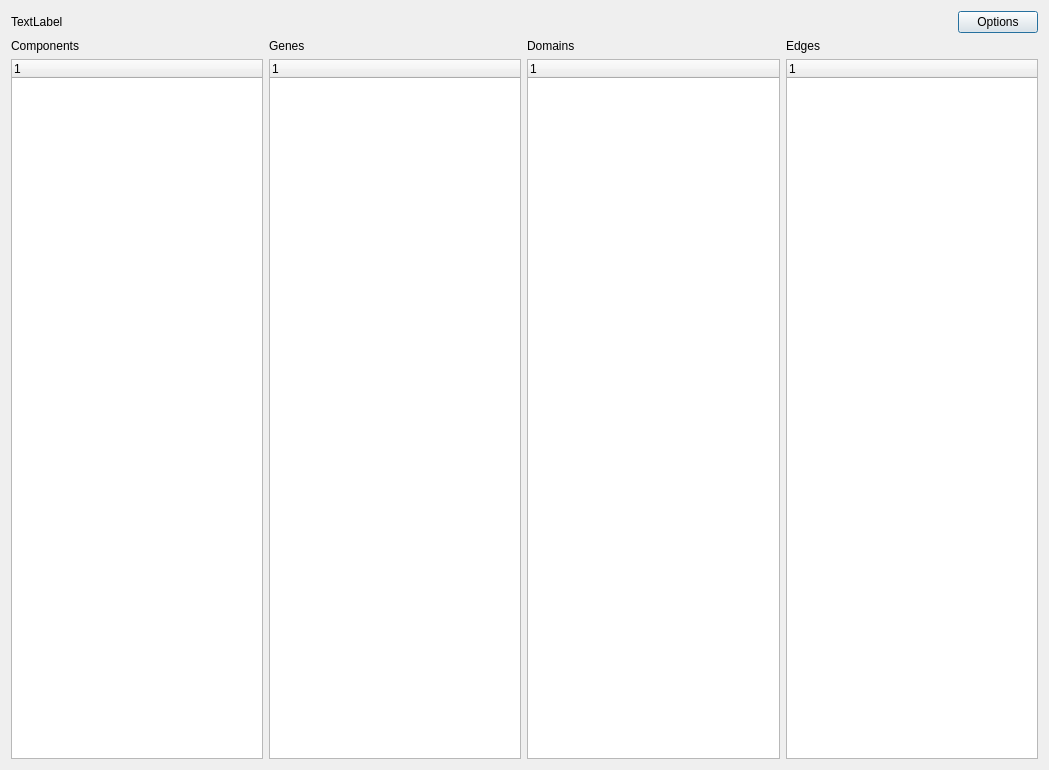
Above: groot/frontends/gui/forms/designer/frm_selection_list_designer.ui from JMcInerneyLab/groot before the change. Below: the same form after it.
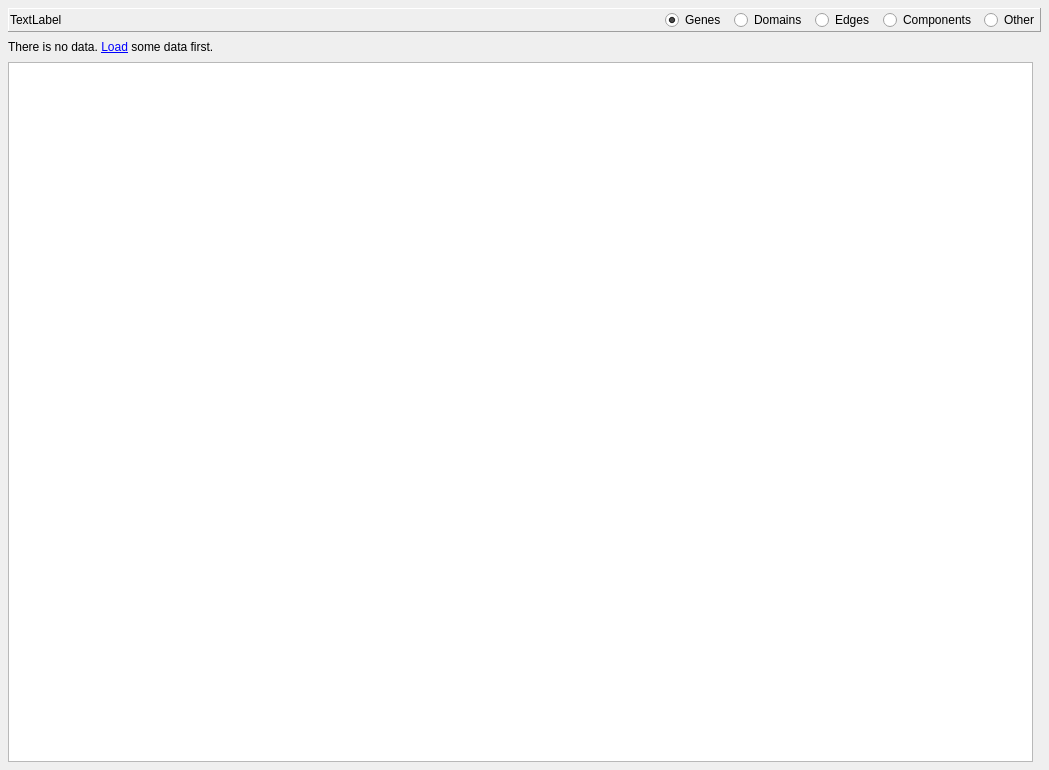
That is the form after the change.

```diff
--- a/groot/frontends/gui/forms/designer/frm_selection_list_designer.ui
+++ b/groot/frontends/gui/forms/designer/frm_selection_list_designer.ui
@@ -14,8 +14,45 @@
    <string>Dialog</string>
   </property>
   <layout class="QGridLayout" name="gridLayout">
-   <item row="0" column="0" colspan="4">
+   <property name="leftMargin">
+    <number>8</number>
+   </property>
+   <property name="topMargin">
+    <number>8</number>
+   </property>
+   <property name="rightMargin">
+    <number>8</number>
+   </property>
+   <property name="bottomMargin">
+    <number>8</number>
+   </property>
+   <property name="spacing">
+    <number>8</number>
+   </property>
+   <item row="0" column="0" colspan="2">
+    <widget class="QFrame" name="frame">
+     <property name="frameShape">
+      <enum>QFrame::Panel</enum>
+     </property>
+     <property name="frameShadow">
+      <enum>QFrame::Raised</enum>
+     </property>
     <layout class="QHBoxLayout" name="horizontalLayout_22">
+      <property name="spacing">
+       <number>8</number>
+      </property>
+      <property name="leftMargin">
+       <number>1</number>
+      </property>
+      <property name="topMargin">
+       <number>1</number>
+      </property>
+      <property name="rightMargin">
+       <number>1</number>
+      </property>
+      <property name="bottomMargin">
+       <number>1</number>
+      </property>
      <item>
       <widget class="QLabel" name="label_28">
        <property name="sizePolicy">
@@ -33,80 +70,51 @@
       </widget>
      </item>
      <item>
-      <widget class="QPushButton" name="pushButton_33">
-       <property name="text">
-        <string>Options</string>
-       </property>
-      </widget>
-     </item>
-    </layout>
-   </item>
-   <item row="1" column="0">
-    <widget class="QLabel" name="label_3">
-     <property name="sizePolicy">
-      <sizepolicy hsizetype="Expanding" vsizetype="Preferred">
-       <horstretch>0</horstretch>
-       <verstretch>0</verstretch>
-      </sizepolicy>
-     </property>
-     <property name="text">
-      <string>Components</string>
-     </property>
-     <property name="style" stdset="0">
-      <string>subheading</string>
-     </property>
-    </widget>
-   </item>
-   <item row="1" column="1">
-    <widget class="QLabel" name="label_23">
-     <property name="sizePolicy">
-      <sizepolicy hsizetype="Expanding" vsizetype="Preferred">
-       <horstretch>0</horstretch>
-       <verstretch>0</verstretch>
-      </sizepolicy>
-     </property>
+       <widget class="QRadioButton" name="RAD_GENES">
      <property name="text">
       <string>Genes</string>
      </property>
-     <property name="style" stdset="0">
-      <string>subheading</string>
+        <property name="checked">
+         <bool>true</bool>
      </property>
     </widget>
    </item>
-   <item row="1" column="2">
-    <widget class="QLabel" name="label_24">
-     <property name="sizePolicy">
-      <sizepolicy hsizetype="Expanding" vsizetype="Preferred">
-       <horstretch>0</horstretch>
-       <verstretch>0</verstretch>
-      </sizepolicy>
-     </property>
+      <item>
+       <widget class="QRadioButton" name="RAD_DOMAINS">
      <property name="text">
       <string>Domains</string>
      </property>
-     <property name="style" stdset="0">
-      <string>subheading</string>
-     </property>
-    </widget>
-   </item>
-   <item row="1" column="3">
-    <widget class="QLabel" name="label_29">
-     <property name="sizePolicy">
-      <sizepolicy hsizetype="Expanding" vsizetype="Preferred">
-       <horstretch>0</horstretch>
-       <verstretch>0</verstretch>
-      </sizepolicy>
-     </property>
+       </widget>
+      </item>
+      <item>
+       <widget class="QRadioButton" name="RAD_EDGES">
      <property name="text">
       <string>Edges</string>
      </property>
-     <property name="style" stdset="0">
-      <string>subheading</string>
-     </property>
+       </widget>
+      </item>
+      <item>
+       <widget class="QRadioButton" name="RAD_COMPONENTS">
+        <property name="text">
+         <string>Components</string>
+        </property>
+       </widget>
+      </item>
+      <item>
+       <widget class="QRadioButton" name="RAD_OTHER">
+        <property name="text">
+         <string>Other</string>
+        </property>
+       </widget>
+      </item>
+     </layout>
     </widget>
    </item>
    <item row="2" column="0">
-    <widget class="QTreeWidget" name="treeWidget_2">
+    <widget class="QTreeWidget" name="LST_MAIN">
+     <attribute name="headerVisible">
+      <bool>false</bool>
+     </attribute>
      <column>
       <property name="text">
        <string notr="true">1</string>
@@ -114,31 +122,14 @@
      </column>
     </widget>
    </item>
-   <item row="2" column="1">
-    <widget class="QTreeWidget" name="treeWidget_3">
-     <column>
+   <item row="1" column="0">
+    <widget class="QLabel" name="LBL_NO_DATA_WARNING">
       <property name="text">
-       <string notr="true">1</string>
-      </property>
-     </column>
-    </widget>
-   </item>
-   <item row="2" column="2">
-    <widget class="QTreeWidget" name="treeWidget_4">
-     <column>
-      <property name="text">
-       <string notr="true">1</string>
-      </property>
-     </column>
-    </widget>
-   </item>
-   <item row="2" column="3">
-    <widget class="QTreeWidget" name="treeWidget_5">
-     <column>
-      <property name="text">
-       <string notr="true">1</string>
-      </property>
-     </column>
+      <string>&lt;html&gt;&lt;head/&gt;&lt;body&gt;&lt;p&gt;There is no data. &lt;a href=&quot;file_load&quot;&gt;&lt;span style=&quot; text-decoration: underline; color:#0000ff;&quot;&gt;Load&lt;/span&gt;&lt;/a&gt; some data first.&lt;/p&gt;&lt;/body&gt;&lt;/html&gt;</string>
+     </property>
+     <property name="style" stdset="0">
+      <string>warning</string>
+     </property>
     </widget>
    </item>
   </layout>
```
Left out of the diff: 2 changed lines with no effect on the pictures. Lines whose indentation alone changed are shown as unchanged.
